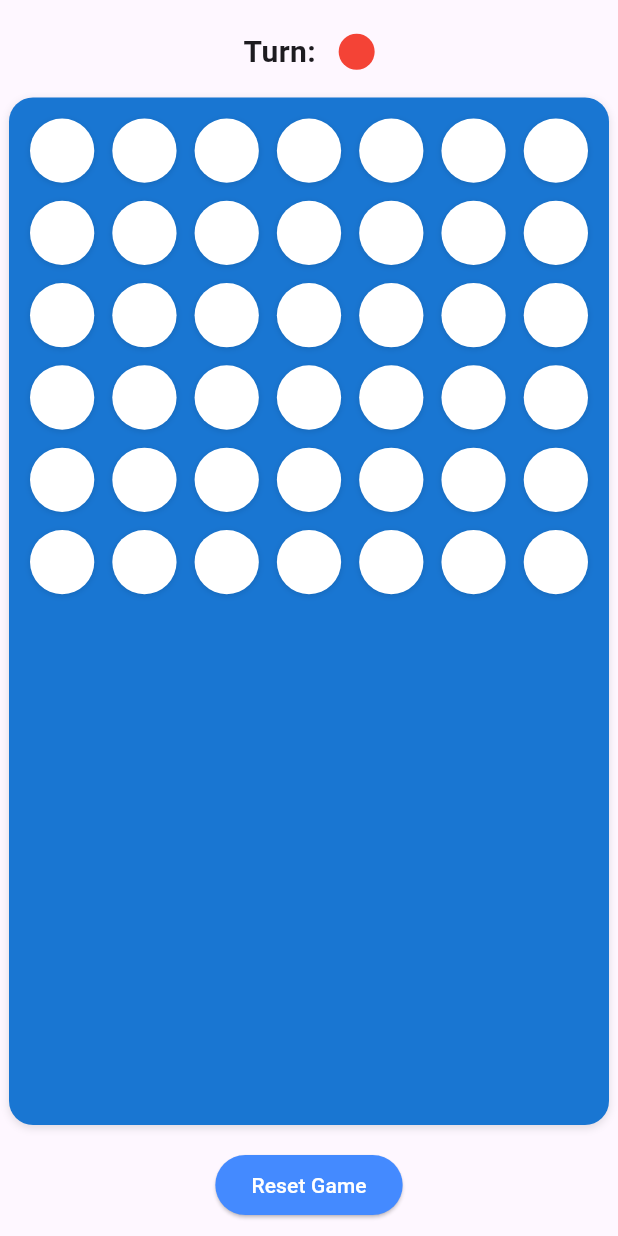
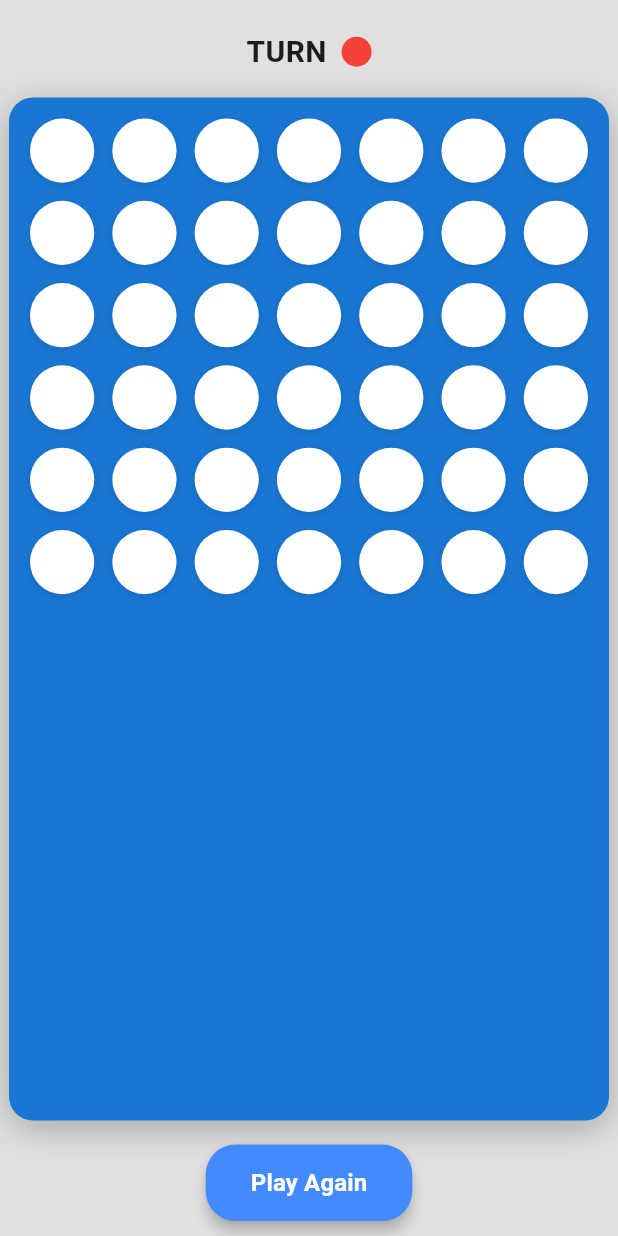
Before and after one commit to Diaa-Essam/Connect-4, a Flutter app: the screen it shows after launch, on a phone screen of 412 x 824 dp. Run offline on Flutter 3.47's test engine with Material 3 defaults, Android fonts, the phone set to English and light mode, and no system bars.

Commit message:
feat: improve UI spacing, status bar, and button design

```diff
--- a/lib/presentation/game_screen.dart
+++ b/lib/presentation/game_screen.dart
@@ -13,6 +13,7 @@ class _GameScreenState extends State<GameScreen> {
   @override
   Widget build(BuildContext context) {
     return Scaffold(
+      backgroundColor: Colors.grey[300],
       body: SafeArea(
         child: Center(
           child: Column(
@@ -22,12 +23,12 @@ class _GameScreenState extends State<GameScreen> {
                 mainAxisAlignment: MainAxisAlignment.center,
                 children: [
                   Text(
-                    controller.winner == null ? "Turn: " : "Winner: ",
+                    controller.winner == null ? "TURN" : "WINNER",
                     style: TextStyle(fontWeight: FontWeight.bold, fontSize: 20),
                   ),
                   SizedBox(width: 10),
                   CircleAvatar(
-                    radius: 12,
+                    radius: 10,
                     backgroundColor: controller.winner != null
                         ? controller.winner == 1
                               ? Colors.red
@@ -49,9 +50,9 @@ class _GameScreenState extends State<GameScreen> {
                     decoration: BoxDecoration(
                       boxShadow: [
                         BoxShadow(
-                          color: Colors.black12,
-                          blurRadius: 4,
-                          offset: Offset(0, 2),
+                          color: Colors.black26,
+                          blurRadius: 20,
+                          offset: Offset(0, 5),
                         ),
                       ],
                       color: Colors.blue.shade700,
@@ -85,7 +86,7 @@ class _GameScreenState extends State<GameScreen> {
                             setState(() {});
                           },
                           child: AnimatedContainer(
-                            duration: Duration(milliseconds: 200),
+                            duration: Duration(milliseconds: 100),
                             margin: EdgeInsets.all(6),
                             decoration: BoxDecoration(
                               shape: BoxShape.circle,
@@ -110,10 +111,18 @@ class _GameScreenState extends State<GameScreen> {
 
               ElevatedButton(
                 style: ElevatedButton.styleFrom(
+                  padding: EdgeInsets.symmetric(horizontal: 30, vertical: 14),
+                  shape: RoundedRectangleBorder(
+                    borderRadius: BorderRadius.circular(20),
+                  ),
+                  elevation: 4,
                   backgroundColor: Colors.blueAccent,
                   foregroundColor: Colors.white,
                 ),
-                child: Text("Reset Game"),
+                child: Text(
+                  "Play Again",
+                  style: TextStyle(fontSize: 16, fontWeight: FontWeight.bold),
+                ),
                 onPressed: () {
                   controller.resetGame();
                   setState(() {});
```
